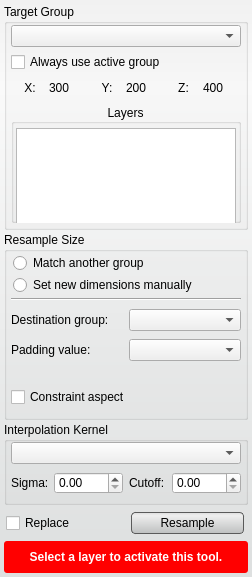
Above: src/Interface/ToolInterface/ResampleToolInterface.ui from SCIInstitute/Seg3D before the change. Below: the same form after it.
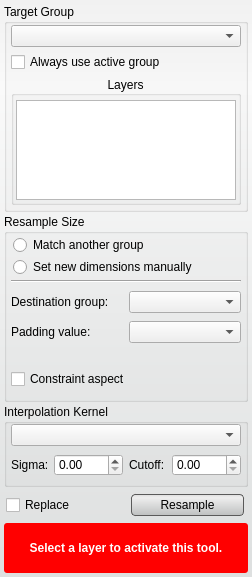
That is the form after the change. Custom widgets are drawn as their Qt base class.

Commit message: Changed the minimum CMake version to 2.8. Some UI fixes.

Patch:
```diff
--- a/src/Interface/ToolInterface/ResampleToolInterface.ui
+++ b/src/Interface/ToolInterface/ResampleToolInterface.ui
@@ -160,75 +160,6 @@
         </layout>
        </widget>
       </item>
-      <item>
-       <widget class="QWidget" name="widget_2" native="true">
-        <property name="minimumSize">
-         <size>
-          <width>0</width>
-          <height>24</height>
-         </size>
-        </property>
-        <layout class="QHBoxLayout" name="horizontalLayout_2">
-         <property name="spacing">
-          <number>0</number>
-         </property>
-         <property name="margin">
-          <number>0</number>
-         </property>
-         <item>
-          <widget class="QLabel" name="x_axis_label_current_">
-           <property name="text">
-            <string>X:</string>
-           </property>
-           <property name="alignment">
-            <set>Qt::AlignCenter</set>
-           </property>
-          </widget>
-         </item>
-         <item>
-          <widget class="QLabel" name="label_nx_">
-           <property name="text">
-            <string>300</string>
-           </property>
-          </widget>
-         </item>
-         <item>
-          <widget class="QLabel" name="y_axis_label_current_">
-           <property name="text">
-            <string>Y:</string>
-           </property>
-           <property name="alignment">
-            <set>Qt::AlignCenter</set>
-           </property>
-          </widget>
-         </item>
-         <item>
-          <widget class="QLabel" name="label_ny_">
-           <property name="text">
-            <string>200</string>
-           </property>
-          </widget>
-         </item>
-         <item>
-          <widget class="QLabel" name="z_axis_label_current_">
-           <property name="text">
-            <string>Z:</string>
-           </property>
-           <property name="alignment">
-            <set>Qt::AlignCenter</set>
-           </property>
-          </widget>
-         </item>
-         <item>
-          <widget class="QLabel" name="label_nz_">
-           <property name="text">
-            <string>400</string>
-           </property>
-          </widget>
-         </item>
-        </layout>
-       </widget>
-      </item>
       <item>
        <widget class="QGroupBox" name="groupBox">
         <property name="title">
```
The commit also changes 7 other files.
